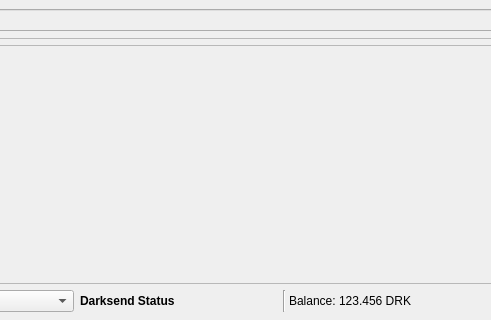
Above: src/qt/forms/sendcoinsdialog.ui from NarubyRiverlione/Spice before the change; both pictures show x 297 to 788 and y 137 to 457 of the 1024 by 457 pixel window. Below: the same form after it.
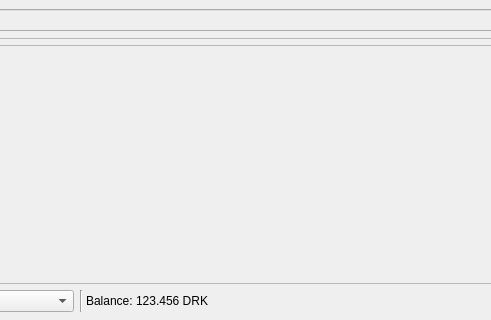
That is the form after the change. Icons and pictures are not drawn.

Commit message: added darksend status to overview screen

What changed in the file:
```diff
--- a/src/qt/forms/sendcoinsdialog.ui
+++ b/src/qt/forms/sendcoinsdialog.ui
@@ -735,25 +735,6 @@
        <property name="spacing">
         <number>3</number>
        </property>
-       <item>
-        <widget class="QLabel" name="darkSendStatus">
-         <property name="minimumSize">
-          <size>
-           <width>200</width>
-           <height>0</height>
-          </size>
-         </property>
-         <property name="font">
-          <font>
-           <weight>75</weight>
-           <bold>true</bold>
-          </font>
-         </property>
-         <property name="text">
-          <string>Darksend Status</string>
-         </property>
-        </widget>
-       </item>
        <item>
         <widget class="Line" name="line">
          <property name="font">
```
The commit also changes 7 other files.
